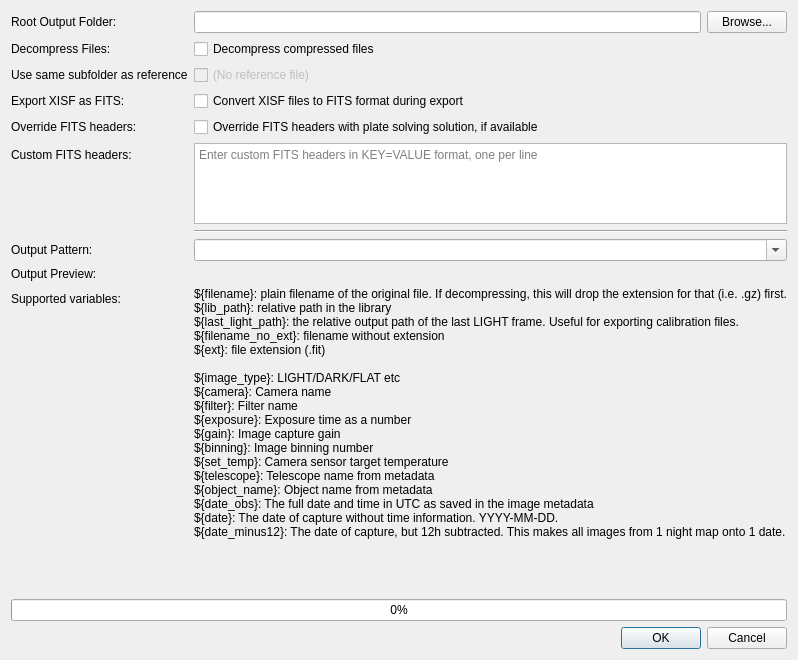
bcolyn/PhotonFinder, file photonfinder/ui/ExportDialog.ui: the form before one commit.
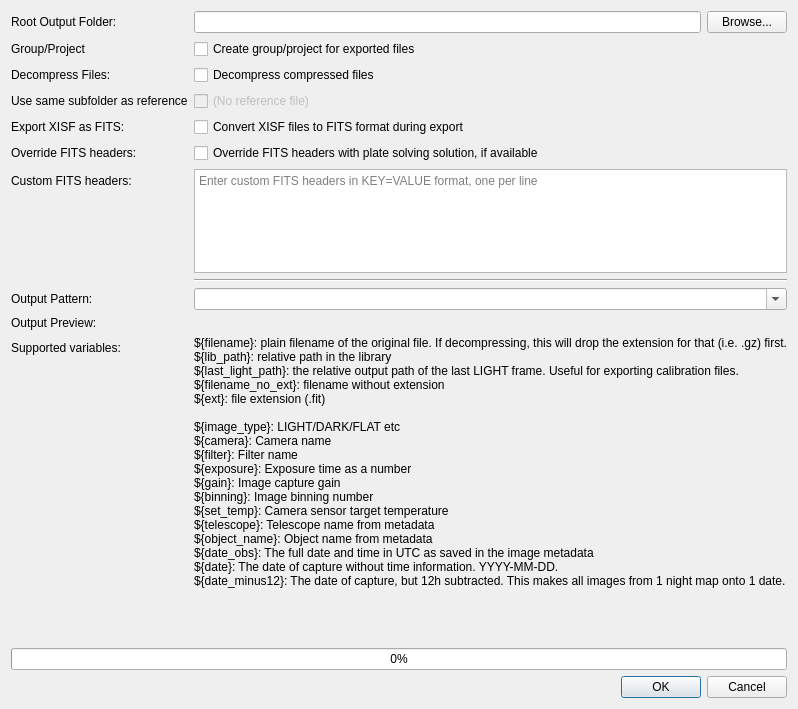
The form after the commit.

The edit to the form file:
```diff
--- a/photonfinder/ui/ExportDialog.ui
+++ b/photonfinder/ui/ExportDialog.ui
@@ -7,7 +7,7 @@
     <x>0</x>
     <y>0</y>
     <width>788</width>
-    <height>660</height>
+    <height>709</height>
    </rect>
   </property>
   <property name="windowTitle">
@@ -37,28 +37,28 @@
        </item>
       </layout>
      </item>
-     <item row="2" column="0">
+     <item row="3" column="0">
       <widget class="QLabel" name="label_2">
        <property name="text">
         <string>Decompress Files:</string>
        </property>
       </widget>
      </item>
-     <item row="2" column="1">
+     <item row="3" column="1">
       <widget class="QCheckBox" name="decompressCheckBox">
        <property name="text">
         <string>Decompress compressed files</string>
        </property>
       </widget>
      </item>
-     <item row="3" column="0">
+     <item row="4" column="0">
       <widget class="QLabel" name="label_7">
        <property name="text">
         <string>Use same subfolder as reference</string>
        </property>
       </widget>
      </item>
-     <item row="3" column="1">
+     <item row="4" column="1">
       <widget class="QCheckBox" name="useRefCheckBox">
        <property name="enabled">
         <bool>false</bool>
@@ -68,63 +68,63 @@
        </property>
       </widget>
      </item>
-     <item row="4" column="0">
+     <item row="5" column="0">
       <widget class="QLabel" name="label_8">
        <property name="text">
         <string>Export XISF as FITS:</string>
        </property>
       </widget>
      </item>
-     <item row="4" column="1">
+     <item row="5" column="1">
       <widget class="QCheckBox" name="exportXisfAsFitsCheckBox">
        <property name="text">
         <string>Convert XISF files to FITS format during export</string>
        </property>
       </widget>
      </item>
-     <item row="5" column="0">
+     <item row="6" column="0">
       <widget class="QLabel" name="label_9">
        <property name="text">
         <string>Override FITS headers:</string>
        </property>
       </widget>
      </item>
-     <item row="5" column="1">
+     <item row="6" column="1">
       <widget class="QCheckBox" name="overridePlatesolveCheckBox">
        <property name="text">
         <string>Override FITS headers with plate solving solution, if available</string>
        </property>
       </widget>
      </item>
-     <item row="6" column="0">
+     <item row="7" column="0">
       <widget class="QLabel" name="label_10">
        <property name="text">
         <string>Custom FITS headers:</string>
        </property>
       </widget>
      </item>
-     <item row="6" column="1">
+     <item row="7" column="1">
       <widget class="QPlainTextEdit" name="customHeadersTextEdit">
        <property name="placeholderText">
         <string>Enter custom FITS headers in KEY=VALUE format, one per line</string>
        </property>
       </widget>
      </item>
-     <item row="8" column="0">
+     <item row="9" column="0">
       <widget class="QLabel" name="label_3">
        <property name="text">
         <string>Output Pattern:</string>
        </property>
       </widget>
      </item>
-     <item row="8" column="1">
+     <item row="9" column="1">
       <widget class="QComboBox" name="patternComboBox">
        <property name="editable">
         <bool>true</bool>
        </property>
       </widget>
      </item>
-     <item row="12" column="1">
+     <item row="13" column="1">
       <widget class="QLabel" name="label_5">
        <property name="text">
         <string>${filename}: plain filename of the original file. If decompressing, this will drop the extension for that (i.e. .gz) first.
@@ -153,35 +153,35 @@
        </property>
       </widget>
      </item>
-     <item row="12" column="0">
+     <item row="13" column="0">
       <widget class="QLabel" name="label_6">
        <property name="text">
         <string>Supported variables:</string>
        </property>
       </widget>
      </item>
-     <item row="9" column="1">
+     <item row="10" column="1">
       <widget class="QLabel" name="outputPreview">
        <property name="text">
         <string/>
        </property>
       </widget>
      </item>
-     <item row="9" column="0">
+     <item row="10" column="0">
       <widget class="QLabel" name="label_4">
        <property name="text">
         <string>Output Preview:</string>
        </property>
       </widget>
      </item>
-     <item row="7" column="1">
+     <item row="8" column="1">
       <widget class="Line" name="line">
        <property name="orientation">
         <enum>Qt::Orientation::Horizontal</enum>
        </property>
       </widget>
      </item>
-     <item row="13" column="1">
+     <item row="14" column="1">
       <spacer name="verticalSpacer_3">
        <property name="orientation">
         <enum>Qt::Orientation::Vertical</enum>
@@ -197,7 +197,7 @@
        </property>
       </spacer>
      </item>
-     <item row="13" column="0">
+     <item row="14" column="0">
       <spacer name="verticalSpacer_2">
        <property name="orientation">
         <enum>Qt::Orientation::Vertical</enum>
@@ -213,6 +213,20 @@
        </property>
       </spacer>
      </item>
+     <item row="2" column="0">
+      <widget class="QLabel" name="label_11">
+       <property name="text">
+        <string>Group/Project</string>
+       </property>
+      </widget>
+     </item>
+     <item row="2" column="1">
+      <widget class="QCheckBox" name="checkBox">
+       <property name="text">
+        <string>Create group/project for exported files</string>
+       </property>
+      </widget>
+     </item>
     </layout>
    </item>
    <item>
```
